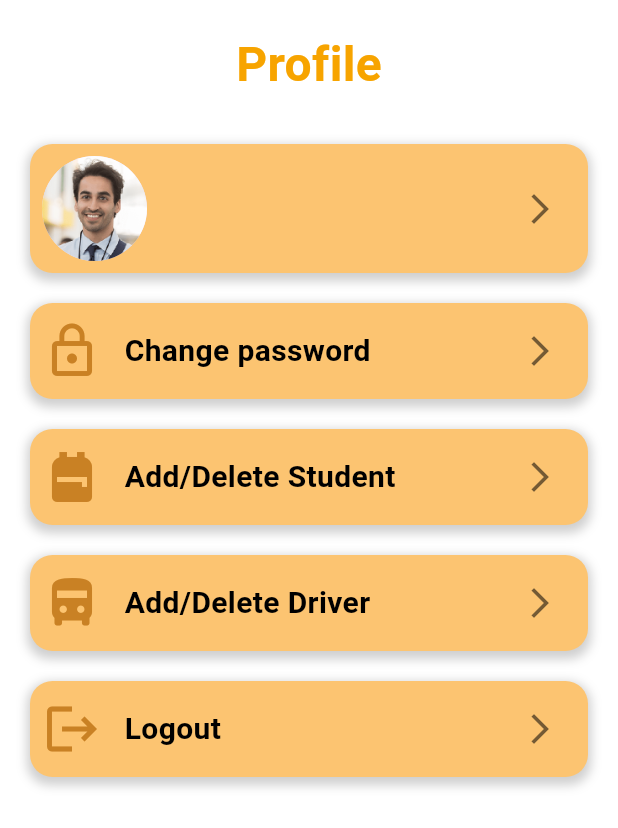
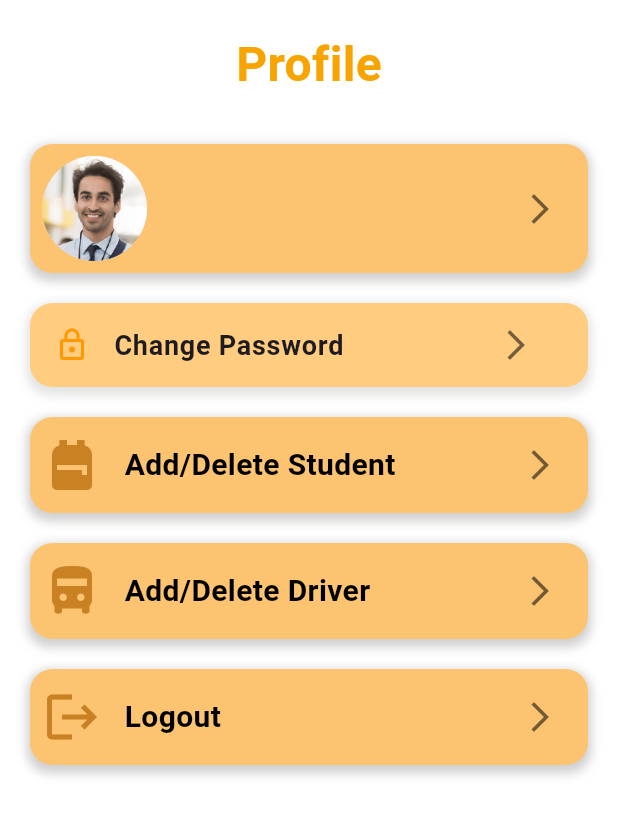
Before and after one commit to Raqeeb-org/raqeeb, a Flutter app: the AdminProfilePage screen opened directly, on a phone screen of 412 x 824 dp. Shown: the top 828 px of the screen. Run offline on Flutter 3.47's test engine with Material 3 defaults, Android fonts, the phone set to English and light mode, and no system bars; our stand-ins replace cloud_firestore, firebase_auth, firebase_core, geolocator, google_maps_flutter, timeline_tile; accounts and stored records are empty.

Commit message:
refactor: update AdminProfilePage to use ChangePasswordCard and add AddDriverScreen navigation

```diff
--- a/lib/screens/admins/adminProfile.dart
+++ b/lib/screens/admins/adminProfile.dart
@@ -2,8 +2,9 @@ import 'package:flutter/material.dart';
 import 'package:firebase_auth/firebase_auth.dart';
 import 'package:cloud_firestore/cloud_firestore.dart';
 import 'package:raqeeb/services/auth_service.dart';
-import 'package:raqeeb/screens/commons/changePassword.dart';
 import 'package:raqeeb/widgets/logoutCard.dart';
+import 'package:raqeeb/screens/admins/addDriver.dart';
+import 'package:raqeeb/widgets/change_password_card.dart';
 
 class AdminProfilePage extends StatefulWidget {
   const AdminProfilePage({super.key});
@@ -188,16 +189,7 @@ class _AdminProfilePageState extends State<AdminProfilePage> {
             ),
 
             // Change Password Widget
-            ProfileOptionCard(
-              title: 'Change password',
-              icon: Icons.lock_outline,
-              onArrowClick: () {
-                Navigator.push(
-                  context,
-                  MaterialPageRoute(builder: (context) => ChangePassword()),
-                );
-              },
-            ),
+            const ChangePasswordCard(),
 
             // Add/Delete Student Widget
             ProfileOptionCard(
@@ -213,7 +205,10 @@ class _AdminProfilePageState extends State<AdminProfilePage> {
               title: 'Add/Delete Driver',
               icon: Icons.directions_bus_filled,
               onArrowClick: () {
-                // Navigator.push(context, MaterialPageRoute(builder: (context) => const SomeOtherPage()));
+                Navigator.push(
+                    context,
+                    MaterialPageRoute(
+                        builder: (context) => const AddDriverScreen()));
               },
             ),
 
```
